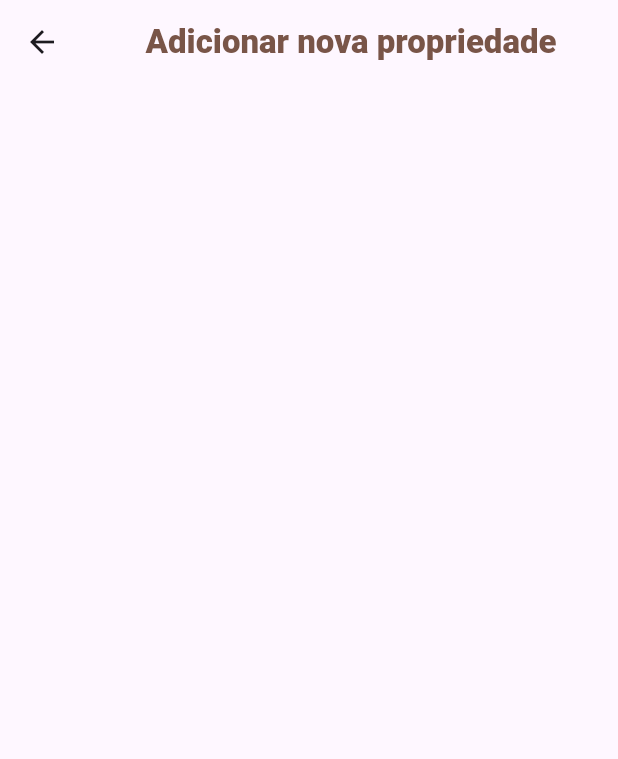
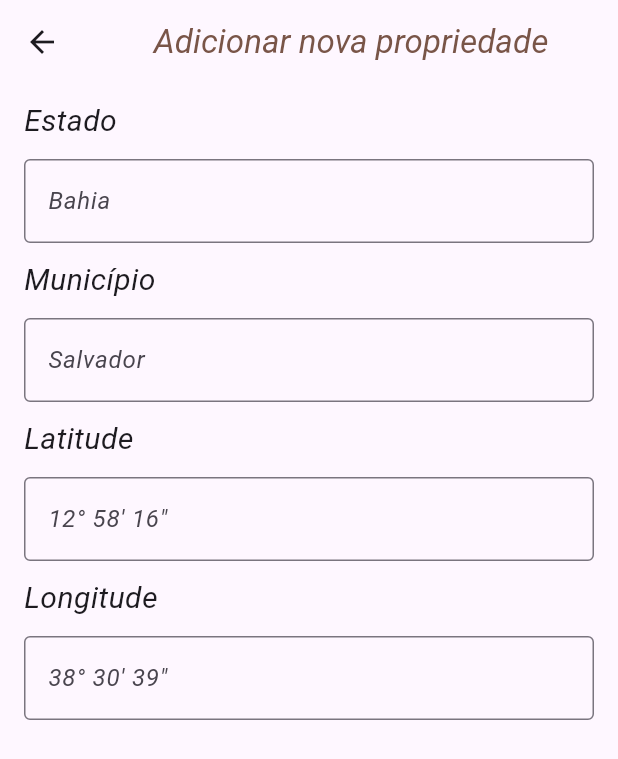
Before and after one commit to anabellypassos/GeoRural, a Flutter app: the CadastroPropriedades screen opened directly, on a phone screen of 412 x 824 dp. Shown: the top 759 px of the screen. Run offline on Flutter 3.47's test engine with Material 3 defaults, Android fonts, the phone set to English and light mode, and no system bars.

```diff
--- a/lib/pages/cadastro_propriedades.dart
+++ b/lib/pages/cadastro_propriedades.dart
@@ -13,15 +13,119 @@ class CadastroPropriedades extends StatelessWidget {
             'Adicionar nova propriedade',
             style: TextStyle(
               color: Colors.brown,
-              fontFamily: 'Roboto',
+
+
 
             ),
+
           ),
         ),
       ),
-      body: const Center(
+ body: Column(
+  children: [
+    SizedBox(
+      height: 50,
+      child: Container(
+        margin: const EdgeInsets.symmetric(horizontal: 16.0), // Define a margem lateral
+        child: const Align(
+         alignment: Alignment.centerLeft, // Alinha à esquerda
+          child: Text(
+            'Estado',
+            style: TextStyle(
+              fontSize: 20,
+              fontFamily: 'Roboto'
+            ),
+            ),
+        )
+      ),
+    ),
+    Container(
+      margin: const EdgeInsets.symmetric(horizontal: 16.0), // Define a margem lateral
+      child: const TextField(
+        decoration: InputDecoration(
+          border: OutlineInputBorder(),
+          hintText: 'Bahia',
 
+        ),
       ),
+    ),
+
+SizedBox(
+      height: 50,
+      child: Container(
+        margin: const EdgeInsets.symmetric(horizontal: 16.0), // Define a margem lateral
+        child: const Align(
+         alignment: Alignment.centerLeft, // Alinha à esquerda
+          child: Text(
+            'Município',
+            style: TextStyle(
+              fontSize: 20,
+            ),
+            ),
+        )
+      ),
+    ),
+    Container(
+      margin: const EdgeInsets.symmetric(horizontal: 16.0), // Define a margem lateral
+      child: const TextField(
+        decoration: InputDecoration(
+          border: OutlineInputBorder(),
+          hintText: 'Salvador',
+        ),
+      ),
+    ),
+
+SizedBox(
+      height: 50,
+      child: Container(
+        margin: const EdgeInsets.symmetric(horizontal: 16.0), // Define a margem lateral
+        child: const Align(
+         alignment: Alignment.centerLeft, // Alinha à esquerda
+          child: Text(
+            'Latitude',
+            style: TextStyle(
+              fontSize: 20,
+            ),
+            ),
+        )
+      ),
+    ),
+    Container(
+      margin: const EdgeInsets.symmetric(horizontal: 16.0), // Define a margem lateral
+      child: const TextField(
+        decoration: InputDecoration(
+          border: OutlineInputBorder(),
+          hintText: '12° 58\' 16\" ',
+        ),
+      ),
+    ),
+
+SizedBox(
+      height: 50,
+      child: Container(
+        margin: const EdgeInsets.symmetric(horizontal: 16.0), // Define a margem lateral
+        child: const Align(
+         alignment: Alignment.centerLeft, // Alinha à esquerda
+          child: Text(
+            'Longitude',
+            style: TextStyle(
+              fontSize: 20,
+            ),
+            ),
+        )
+      ),
+    ),
+    Container(
+      margin: const EdgeInsets.symmetric(horizontal: 16.0), // Define a margem lateral
+      child: const TextField(
+        decoration: InputDecoration(
+          border: OutlineInputBorder(),
+          hintText: '38° 30\' 39\" ',
+        ),
+      ),
+    ),
+  ],
+),
     );
   }
 }
--- a/pubspec.yaml
+++ b/pubspec.yaml
@@ -25,12 +25,10 @@ dev_dependencies:
 
 flutter:
   uses-material-design: true
-
   fonts:
     - family: Roboto
       fonts:
         - asset: assets/fonts/Roboto-Black.ttf
-
-
+        - asset: assets/fonts/Roboto-Italic.ttf
   assets:
-    - assets\img\235861.png
+    - assets/img/235861.png
```
Also changed, not shown: assets/api/my_GeoJson_Map.dart (added, +74 -0 lines), lib/api/mapScreen.dart (deleted, +0 -78 lines), 1 other file.
